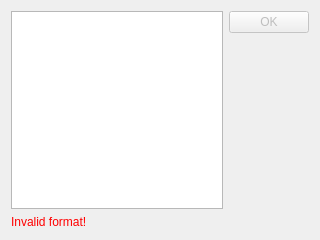
First picture: the form in dialogpiecewiselinear.ui, repository andrew-k-21-12/aioi3, before the edit.
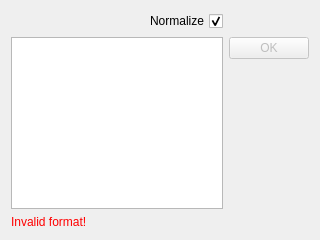
Second picture: the form after the edit.

Patch:
```diff
--- a/dialogpiecewiselinear.ui
+++ b/dialogpiecewiselinear.ui
@@ -14,7 +14,17 @@
    <string>Dialog</string>
   </property>
   <layout class="QGridLayout" name="gridLayout">
-   <item row="0" column="1">
+   <item row="2" column="0">
+    <widget class="QLabel" name="label">
+     <property name="styleSheet">
+      <string notr="true">color: red</string>
+     </property>
+     <property name="text">
+      <string>Invalid format!</string>
+     </property>
+    </widget>
+   </item>
+   <item row="1" column="2">
     <widget class="QDialogButtonBox" name="buttonBox">
      <property name="enabled">
       <bool>false</bool>
@@ -30,16 +40,19 @@
      </property>
     </widget>
    </item>
-   <item row="0" column="0">
-    <widget class="QTextEdit" name="textEdit"/>
-   </item>
    <item row="1" column="0">
-    <widget class="QLabel" name="label">
-     <property name="styleSheet">
-      <string notr="true">color: red</string>
+    <widget class="QTextEdit" name="textEdit"/>
+   </item>
+   <item row="0" column="0">
+    <widget class="QCheckBox" name="checkBox">
+     <property name="layoutDirection">
+      <enum>Qt::RightToLeft</enum>
      </property>
      <property name="text">
-      <string>Invalid format!</string>
+      <string>Normalize</string>
+     </property>
+     <property name="checked">
+      <bool>true</bool>
      </property>
     </widget>
    </item>
```
